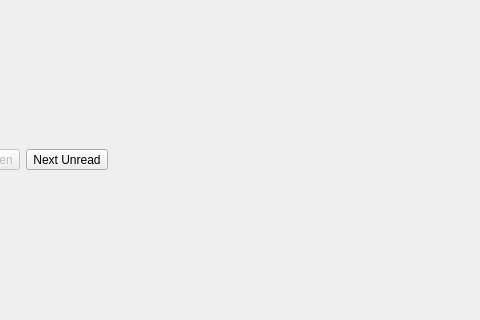
The window that src/reader/mainwindow.ui (vranki/siilihai-client) describes before a commit, drawn with Qt 5; both pictures show x 210 to 690 and y 141 to 461 of the 800 by 600 pixel window.
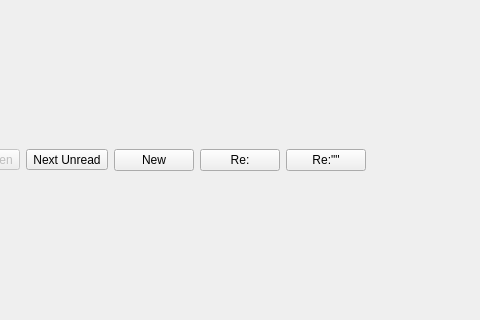
The same window after the commit. Icons and pictures are not drawn.

The edit to the form file:
```diff
--- a/src/reader/mainwindow.ui
+++ b/src/reader/mainwindow.ui
@@ -187,6 +187,27 @@
                  </property>
                 </widget>
                </item>
+               <item>
+                <widget class="QPushButton" name="newThreadButton">
+                 <property name="text">
+                  <string>New</string>
+                 </property>
+                </widget>
+               </item>
+               <item>
+                <widget class="QPushButton" name="replyButton">
+                 <property name="text">
+                  <string>Re:</string>
+                 </property>
+                </widget>
+               </item>
+               <item>
+                <widget class="QPushButton" name="replyQuoted">
+                 <property name="text">
+                  <string>Re:&quot;&quot;</string>
+                 </property>
+                </widget>
+               </item>
                <item>
                 <spacer name="horizontalSpacer">
                  <property name="orientation">
```
Left out of the diff: 69 changed lines with no effect on the pictures.
